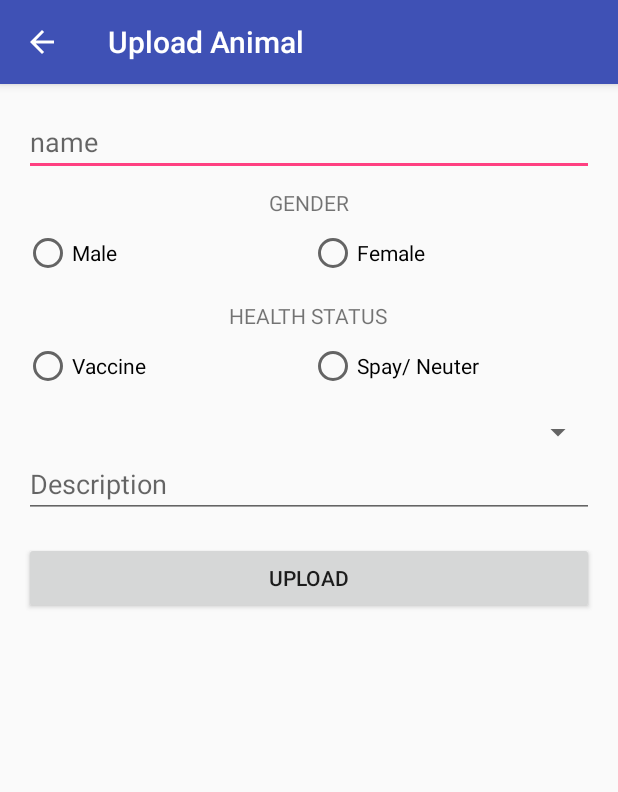
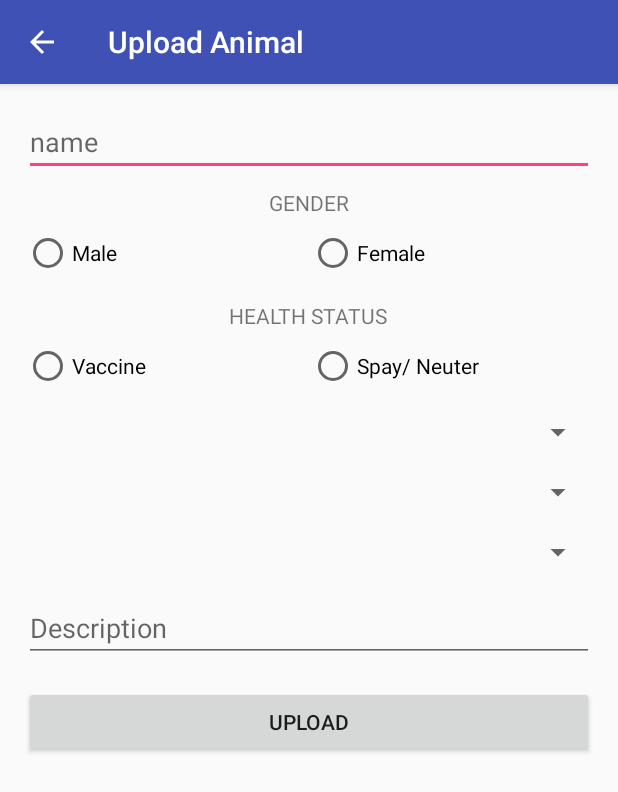
Before and after one commit to mfpfakhri/PRASIKU, an Android app: the UploadAnimalActivity screen opened directly, with no data from a screen before it, on a phone screen of 412 x 824 dp. Shown: the top 792 px of the screen. Run offline under Robolectric (Android 15) with nearby library versions, the phone set to English and light mode, and no system bars.

Commit message:
edit upload animal selesai, cat adoption selesai. next : static spinner di 1. sign up 2. cat breeds 3. cat adoption 4. upload animal 5. adoption form received | yang mau adopt

```diff
--- a/app/src/main/res/layout/activity_upload_animal.xml
+++ b/app/src/main/res/layout/activity_upload_animal.xml
@@ -16,12 +16,12 @@
         android:hint="@string/cat_upload_name" />
 
     <TextView
-        android:id="@+id/textView"
+        android:id="@+id/cat_upload_gender_text"
         android:layout_width="wrap_content"
         android:layout_height="wrap_content"
         android:layout_gravity="center_horizontal"
         android:layout_marginBottom="8dp"
-        android:text="@string/cat_adoption_gender"
+        android:text="@string/cat_upload_gender_text"
         android:textAllCaps="true" />
 
     <LinearLayout
@@ -31,14 +31,14 @@
         android:orientation="horizontal">
 
         <RadioButton
-            android:id="@+id/cat_adoption_male"
+            android:id="@+id/cat_upload_gender_male_radio_button"
             android:layout_width="0dp"
             android:layout_height="wrap_content"
             android:layout_weight="1"
             android:text="Male" />
 
         <RadioButton
-            android:id="@+id/cat_adoption_female"
+            android:id="@+id/cat_upload_gender_female_radio_button"
             android:layout_width="0dp"
             android:layout_height="wrap_content"
             android:layout_weight="1"
@@ -50,7 +50,7 @@
         android:layout_height="wrap_content"
         android:layout_gravity="center_horizontal"
         android:layout_marginBottom="8dp"
-        android:text="@string/cat_health_status"
+        android:text="@string/cat_upload_health_status"
         android:textAllCaps="true" />
 
     <LinearLayout
@@ -60,14 +60,14 @@
         android:orientation="horizontal">
 
         <RadioButton
-            android:id="@+id/cat_adoption_vaccine"
+            android:id="@+id/cat_upload_vaccine_status"
             android:layout_width="0dp"
             android:layout_height="wrap_content"
             android:layout_weight="1"
             android:text="Vaccine" />
 
         <RadioButton
-            android:id="@+id/cat_adoption_steril"
+            android:id="@+id/cat_upload_spay_neuter_status"
             android:layout_width="0dp"
             android:layout_height="wrap_content"
             android:layout_weight="1"
@@ -75,8 +75,21 @@
     </LinearLayout>
 
     <Spinner
-        android:id="@+id/cat_adoption_city"
+        android:id="@+id/cat_upload_province"
         android:layout_width="match_parent"
+        android:layout_marginBottom="16sp"
+        android:layout_height="wrap_content"></Spinner>
+
+    <Spinner
+        android:id="@+id/cat_upload_city"
+        android:layout_width="match_parent"
+        android:layout_marginBottom="16sp"
+        android:layout_height="wrap_content"></Spinner>
+
+    <Spinner
+        android:id="@+id/cat_upload_reason"
+        android:layout_width="match_parent"
+        android:layout_marginBottom="16sp"
         android:layout_height="wrap_content"></Spinner>
 
     <EditText
@@ -87,7 +100,7 @@
         android:hint="@string/cat_upload_description" />
 
     <Button
-        android:id="@+id/cat_adoption_search"
+        android:id="@+id/cat_upload_button"
         android:layout_width="match_parent"
         android:layout_height="wrap_content"
         android:text="@string/cat_upload_button"
--- a/app/src/main/res/values/strings.xml
+++ b/app/src/main/res/values/strings.xml
@@ -17,16 +17,43 @@
     <!-- Category name for Sign Up [CHAR LIMIT=20] -->
     <string name="category_sign_up">Sign Up</string>
 
-    <!-- String name for Cat Gender [CHAR LIMIT=20] -->
-    <string name="cat_adoption_gender">Gender</string>
-    <!-- String name for Cat Health Status [CHAR LIMIT=20] -->
-    <string name="cat_health_status">Health Status</string>
     <!-- String name for Cat Name [CHAR LIMIT=20] -->
     <string name="cat_upload_name">name</string>
-    <!-- String name for Cat Name [CHAR LIMIT=20] -->
+    <!-- String name for Cat Gender in Animal Upload Category[CHAR LIMIT=20] -->
+    <string name="cat_upload_gender_text">Gender</string>
+    <!-- String name for Male Cat Gender in Animal Upload Category [CHAR LIMIT=20] -->
+    <string name="cat_upload_gender_male_radio_button">male</string>
+    <!-- String name for Female Cat Gender in Animal Upload  Category [CHAR LIMIT=20] -->
+    <string name="cat_upload_gender_female_radio_button">female</string>
+    <!-- String name for Cat Health Status in Animal Upload  Category [CHAR LIMIT=20] -->
+    <string name="cat_upload_health_status">Health Status</string>
+    <!-- String name for Cat Vaccine Status in Animal Upload  Category [CHAR LIMIT=20] -->
+    <string name="cat_upload_vaccine_status">Vaccine</string>
+    <!-- String name for Cat Spay/ Neuter Status in Animal Upload  Category [CHAR LIMIT=20] -->
+    <string name="cat_upload_spay_neuter_status">Spay/ Neuter</string>
+    <!-- String name for Cat Description in Animal Upload  Category [CHAR LIMIT=20] -->
     <string name="cat_upload_description">Description</string>
-    <!-- String name for Cat Name [CHAR LIMIT=20] -->
+    <!-- String name for Upload Button in Animal Upload  Category [CHAR LIMIT=20] -->
     <string name="cat_upload_button">Upload</string>
+
+
+    <!-- String name for Cat Gender in Cat Adoption Category[CHAR LIMIT=20] -->
+    <string name="cat_adoption_province"></string>
+    <!-- String name for Cat Gender in Cat Adoption Category[CHAR LIMIT=20] -->
+    <string name="cat_adoption_city"></string>
+    <!-- String name for Cat Gender in Cat Adoption Category[CHAR LIMIT=20] -->
+    <string name="cat_adoption_gender_text">Gender</string>
+    <!-- String name for Male Cat Gender in Cat Adoption Category [CHAR LIMIT=20] -->
+    <string name="cat_adoption_gender_male_radio_button">male</string>
+    <!-- String name for Female Cat Gender in Cat Adoption Category [CHAR LIMIT=20] -->
+    <string name="cat_adoption_gender_female_radio_button">female</string>
+    <!-- String name for Cat Health Status in Cat Adoption Category [CHAR LIMIT=20] -->
+    <string name="cat_adoption_health_status">Health Status</string>
+    <!-- String name for Cat Vaccine Status in Cat Adoption Category [CHAR LIMIT=20] -->
+    <string name="cat_adoption_vaccine_status">Vaccine</string>
+    <!-- String name for Cat Spay/ Neuter Status [CHAR LIMIT=20] -->
+    <string name="cat_adoption_spay_neuter_status">Spay/ Neuter</string>
+
 
     <!-- String name for Phone in Adoption Form [CHAR LIMIT=20] -->
     <string name="adoption_phone">Your phone number</string>
@@ -46,6 +73,7 @@
     <string name="adoption_number_of_people">number of people in your house</string>
     <!-- String name for Animal Place in Adoption Form [CHAR LIMIT=20] -->
     <string name="adoption_animal_live">Where will the animals live in the house?</string>
+    <!-- String name for Cat Condition in Adoption Form [CHAR LIMIT=20] -->
     <string name="adoption_conditions">Have You considered these conditions before adopting?</string>
     <!-- String name for House Type in Adoption Form [CHAR LIMIT=20] -->
     <string name="adoption_house_type_string">house type</string>
```
Also changed, not shown: app/src/main/res/layout/activity_cat_adoption.xml (+8 -8 lines).
